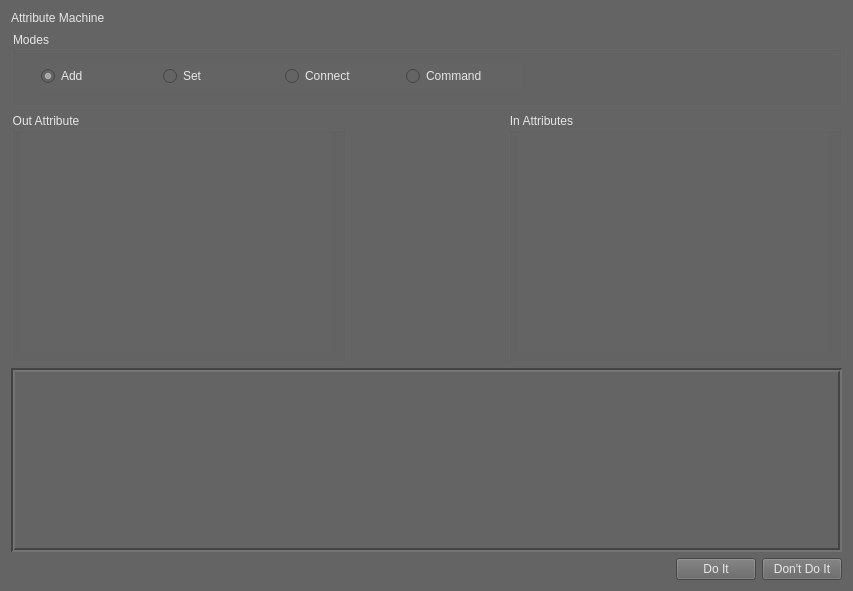
Old version of the form Python/Maya/RiggingTools/attribute_machine/ui/attribute_machine_ui.ui in the repository SleepDeprivedVFX/t_sheets_listener.
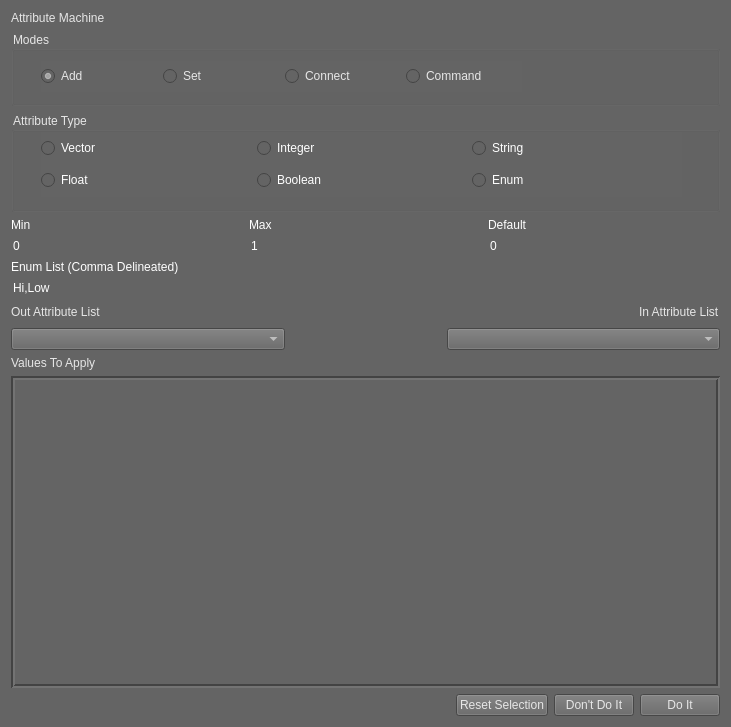
New version of the form.

Commit message: Making progress towards a functional tool

Diff of the .ui file:
```diff
--- a/Python/Maya/RiggingTools/attribute_machine/ui/attribute_machine_ui.ui
+++ b/Python/Maya/RiggingTools/attribute_machine/ui/attribute_machine_ui.ui
@@ -6,8 +6,8 @@
    <rect>
     <x>0</x>
     <y>0</y>
-    <width>853</width>
-    <height>591</height>
+    <width>731</width>
+    <height>727</height>
    </rect>
   </property>
   <property name="windowTitle">
@@ -17,9 +17,9 @@
    <string notr="true">background-color: rgb(100, 100, 100);
 color: rgb(230, 230, 230);</string>
   </property>
-  <layout class="QVBoxLayout" name="verticalLayout_3">
+  <layout class="QVBoxLayout" name="verticalLayout_6">
    <item>
-    <widget class="QLabel" name="label">
+    <widget class="QLabel" name="Title">
      <property name="styleSheet">
       <string notr="true">font: 75 22pt &quot;BankGothic&quot;;</string>
      </property>
@@ -84,31 +84,324 @@
      </widget>
     </widget>
    </item>
+   <item>
+    <widget class="QGroupBox" name="groupBox">
+     <property name="minimumSize">
+      <size>
+       <width>0</width>
+       <height>100</height>
+      </size>
+     </property>
+     <property name="title">
+      <string>Attribute Type</string>
+     </property>
+     <widget class="QWidget" name="">
+      <property name="geometry">
+       <rect>
+        <x>30</x>
+        <y>20</y>
+        <width>641</width>
+        <height>65</height>
+       </rect>
+      </property>
+      <layout class="QVBoxLayout" name="verticalLayout_5">
+       <item>
+        <layout class="QHBoxLayout" name="horizontalLayout_7">
+         <item>
+          <widget class="QRadioButton" name="vector_btn">
+           <property name="styleSheet">
+            <string notr="true">QRadioButton:disabled {
+	color: rgb(117, 117, 177);
+}
+QRadioButton:enabled {
+	color: rgb(255, 255, 255);
+}</string>
+           </property>
+           <property name="text">
+            <string>Vector</string>
+           </property>
+          </widget>
+         </item>
+         <item>
+          <widget class="QRadioButton" name="int_btn">
+           <property name="styleSheet">
+            <string notr="true">QRadioButton:disabled {
+	color: rgb(117, 117, 177);
+}
+QRadioButton:enabled {
+	color: rgb(255, 255, 255);
+}</string>
+           </property>
+           <property name="text">
+            <string>Integer</string>
+           </property>
+          </widget>
+         </item>
+         <item>
+          <widget class="QRadioButton" name="string_btn">
+           <property name="styleSheet">
+            <string notr="true">QRadioButton:disabled {
+	color: rgb(117, 117, 177);
+}
+QRadioButton:enabled {
+	color: rgb(255, 255, 255);
+}</string>
+           </property>
+           <property name="text">
+            <string>String</string>
+           </property>
+          </widget>
+         </item>
+        </layout>
+       </item>
+       <item>
+        <layout class="QHBoxLayout" name="horizontalLayout_6">
+         <item>
+          <widget class="QRadioButton" name="float_btn">
+           <property name="styleSheet">
+            <string notr="true">QRadioButton:disabled {
+	color: rgb(117, 117, 177);
+}
+QRadioButton:enabled {
+	color: rgb(255, 255, 255);
+}</string>
+           </property>
+           <property name="text">
+            <string>Float</string>
+           </property>
+          </widget>
+         </item>
+         <item>
+          <widget class="QRadioButton" name="bool_btn">
+           <property name="styleSheet">
+            <string notr="true">QRadioButton:disabled {
+	color: rgb(117, 117, 177);
+}
+QRadioButton:enabled {
+	color: rgb(255, 255, 255);
+}</string>
+           </property>
+           <property name="text">
+            <string>Boolean</string>
+           </property>
+          </widget>
+         </item>
+         <item>
+          <widget class="QRadioButton" name="enum_btn">
+           <property name="styleSheet">
+            <string notr="true">QRadioButton:disabled {
+	color: rgb(117, 117, 177);
+}
+QRadioButton:enabled {
+	color: rgb(255, 255, 255);
+}</string>
+           </property>
+           <property name="text">
+            <string>Enum</string>
+           </property>
+          </widget>
+         </item>
+        </layout>
+       </item>
+      </layout>
+     </widget>
+    </widget>
+   </item>
+   <item>
+    <layout class="QHBoxLayout" name="horizontalLayout_5">
+     <item>
+      <layout class="QVBoxLayout" name="verticalLayout">
+       <item>
+        <widget class="QLabel" name="min_val_label">
+         <property name="styleSheet">
+          <string notr="true">QLabel:disabled {
+	color: rgb(117, 117, 177);
+}
+QLabel:enabled {
+	color: rgb(255, 255, 255);
+}</string>
+         </property>
+         <property name="text">
+          <string>Min</string>
+         </property>
+        </widget>
+       </item>
+       <item>
+        <widget class="QLineEdit" name="min_val">
+         <property name="enabled">
+          <bool>true</bool>
+         </property>
+         <property name="styleSheet">
+          <string notr="true">QLineEdit:disabled {
+	color:rgb(117, 117, 117);
+	border: rgb(100, 100, 100);
+}
+QLineEdit:enabled {
+	color: rgb(255, 255, 255);
+	border: rgb(220, 220, 220);
+}</string>
+         </property>
+         <property name="inputMethodHints">
+          <set>Qt::ImhFormattedNumbersOnly</set>
+         </property>
+         <property name="text">
+          <string>0</string>
+         </property>
+        </widget>
+       </item>
+      </layout>
+     </item>
+     <item>
+      <layout class="QVBoxLayout" name="verticalLayout_2">
+       <item>
+        <widget class="QLabel" name="max_val_label">
+         <property name="styleSheet">
+          <string notr="true">QLabel:disabled {
+	color: rgb(117, 117, 177);
+}
+QLabel:enabled {
+	color: rgb(255, 255, 255);
+}</string>
+         </property>
+         <property name="text">
+          <string>Max</string>
+         </property>
+        </widget>
+       </item>
+       <item>
+        <widget class="QLineEdit" name="max_val">
+         <property name="styleSheet">
+          <string notr="true">QLineEdit:disabled {
+	color:rgb(117, 117, 117);
+	border: rgb(100, 100, 100);
+}
+QLineEdit:enabled {
+	color: rgb(255, 255, 255);
+	border: rgb(220, 220, 220);
+}</string>
+         </property>
+         <property name="inputMethodHints">
+          <set>Qt::ImhFormattedNumbersOnly</set>
+         </property>
+         <property name="text">
+          <string>1</string>
+         </property>
+        </widget>
+       </item>
+      </layout>
+     </item>
+     <item>
+      <layout class="QVBoxLayout" name="verticalLayout_3">
+       <item>
+        <widget class="QLabel" name="default_val_label">
+         <property name="styleSheet">
+          <string notr="true">QLabel:disabled {
+	color: rgb(117, 117, 177);
+}
+QLabel:enabled {
+	color: rgb(255, 255, 255);
+}</string>
+         </property>
+         <property name="text">
+          <string>Default</string>
+         </property>
+        </widget>
+       </item>
+       <item>
+        <widget class="QLineEdit" name="default_val">
+         <property name="styleSheet">
+          <string notr="true">QLineEdit:disabled {
+	color:rgb(117, 117, 117);
+	border: rgb(100, 100, 100);
+}
+QLineEdit:enabled {
+	color: rgb(255, 255, 255);
+	border: rgb(220, 220, 220);
+}</string>
+         </property>
+         <property name="inputMethodHints">
+          <set>Qt::ImhFormattedNumbersOnly</set>
+         </property>
+         <property name="text">
+          <string>0</string>
+         </property>
+        </widget>
+       </item>
+      </layout>
+     </item>
+    </layout>
+   </item>
+   <item>
+    <layout class="QVBoxLayout" name="verticalLayout_4">
+     <item>
+      <widget class="QLabel" name="enum_label">
+       <property name="styleSheet">
+        <string notr="true">QLabel:disabled {
+	color: rgb(117, 117, 177);
+}
+QLabel:enabled {
+	color: rgb(255, 255, 255);
+}</string>
+       </property>
+       <property name="text">
+        <string>Enum List (Comma Delineated)</string>
+       </property>
+      </widget>
+     </item>
+     <item>
+      <widget class="QLineEdit" name="enum_list">
+       <property name="styleSheet">
+        <string notr="true">QLineEdit:disabled {
+	color:rgb(117, 117, 117);
+	border: rgb(100, 100, 100);
+}
+QLineEdit:enabled {
+	color: rgb(255, 255, 255);
+	border: rgb(220, 220, 220);
+}</string>
+       </property>
+       <property name="text">
+        <string>Hi,Low</string>
+       </property>
+      </widget>
+     </item>
+    </layout>
+   </item>
+   <item>
+    <layout class="QHBoxLayout" name="horizontalLayout_4">
+     <item>
+      <widget class="QLabel" name="out_attr_label">
+       <property name="text">
+        <string>Out Attribute List</string>
+       </property>
+      </widget>
+     </item>
+     <item>
+      <spacer name="horizontalSpacer_2">
+       <property name="orientation">
+        <enum>Qt::Horizontal</enum>
+       </property>
+       <property name="sizeHint" stdset="0">
+        <size>
+         <width>40</width>
+         <height>20</height>
+        </size>
+       </property>
+      </spacer>
+     </item>
+     <item>
+      <widget class="QLabel" name="in_attr_label">
+       <property name="text">
+        <string>In Attribute List</string>
+       </property>
+      </widget>
+     </item>
+    </layout>
+   </item>
    <item>
     <layout class="QHBoxLayout" name="horizontalLayout_2">
      <item>
-      <widget class="QGroupBox" name="out_attr">
-       <property name="minimumSize">
-        <size>
-         <width>0</width>
-         <height>250</height>
-        </size>
-       </property>
-       <property name="title">
-        <string>Out Attribute</string>
-       </property>
-       <widget class="QWidget" name="verticalLayoutWidget">
-        <property name="geometry">
-         <rect>
-          <x>10</x>
-          <y>20</y>
-          <width>311</width>
-          <height>221</height>
-         </rect>
-        </property>
-        <layout class="QVBoxLayout" name="out_attr_list"/>
-       </widget>
-      </widget>
+      <widget class="QComboBox" name="out_attrs"/>
      </item>
      <item>
       <widget class="Line" name="ConnectionLine">
@@ -127,25 +420,17 @@
       </widget>
      </item>
      <item>
-      <widget class="QGroupBox" name="in_attr">
-       <property name="title">
-        <string>In Attributes</string>
-       </property>
-       <widget class="QWidget" name="verticalLayoutWidget_2">
-        <property name="geometry">
-         <rect>
-          <x>10</x>
-          <y>20</y>
-          <width>311</width>
-          <height>221</height>
-         </rect>
-        </property>
-        <layout class="QVBoxLayout" name="in_attr_list"/>
-       </widget>
-      </widget>
+      <widget class="QComboBox" name="in_attrs"/>
      </item>
     </layout>
    </item>
+   <item>
+    <widget class="QLabel" name="value_label">
+     <property name="text">
+      <string>Values To Apply</string>
+     </property>
+    </widget>
+   </item>
    <item>
     <widget class="QPlainTextEdit" name="values">
      <property name="frameShape">
@@ -175,9 +460,9 @@
       </spacer>
      </item>
      <item>
-      <widget class="QPushButton" name="do_it">
+      <widget class="QPushButton" name="reset_btn">
        <property name="text">
-        <string>Do It</string>
+        <string>Reset Selection</string>
        </property>
       </widget>
      </item>
@@ -188,6 +473,13 @@
        </property>
       </widget>
      </item>
+     <item>
+      <widget class="QPushButton" name="do_it">
+       <property name="text">
+        <string>Do It</string>
+       </property>
+      </widget>
+     </item>
     </layout>
    </item>
   </layout>
```
The commit also changes 2 other files.
